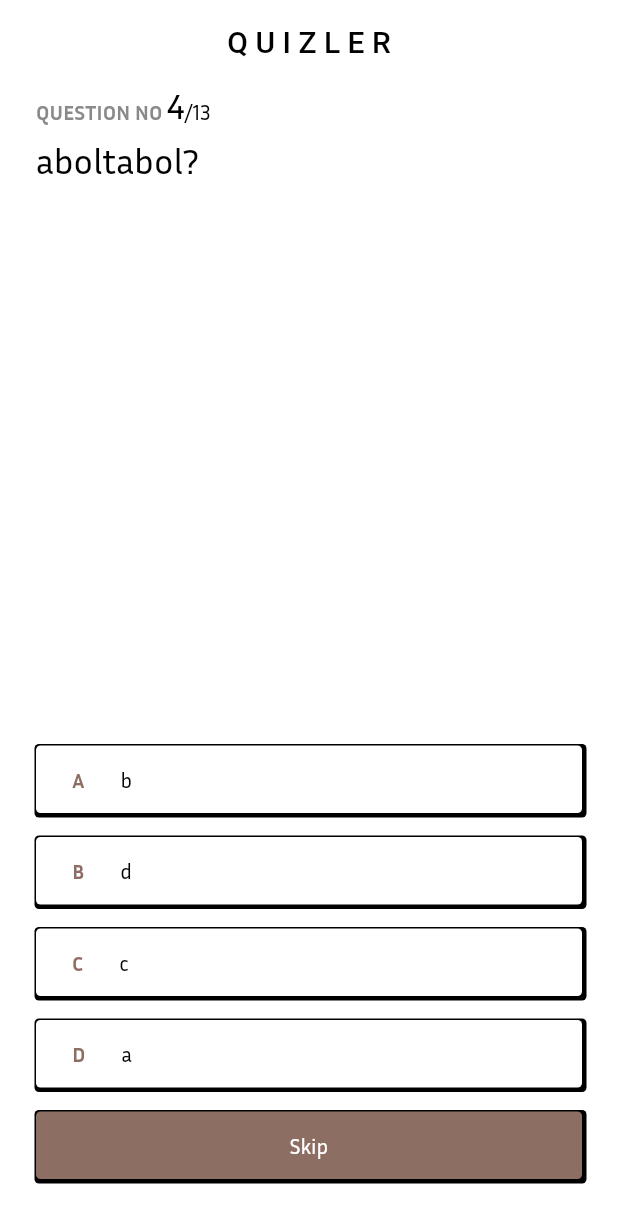
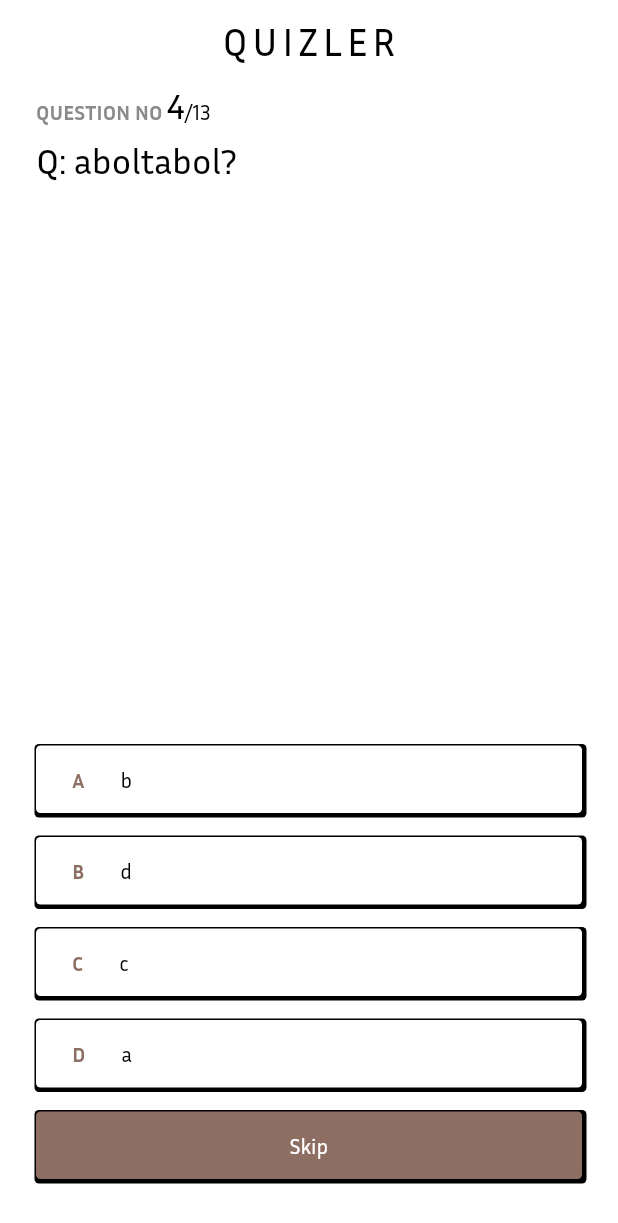
Before and after one commit to zarif25/Quizler, a Flutter app: the screen it shows after launch, on a phone screen of 412 x 824 dp. Shown: the top 1223 px of the screen. Run offline on Flutter 3.47's test engine with Material 2 defaults, Android fonts, the phone set to English and light mode, and no system bars.

Commit message:
appbar style

```diff
--- a/lib/main.dart
+++ b/lib/main.dart
@@ -23,11 +23,18 @@ class MyApp extends StatelessWidget {
           backgroundColor: KColors.pureWhite,
           foregroundColor: KColors.pureBlack,
           elevation: 0,
+          titleTextStyle: TextStyle(
+            fontFamily: 'InriaSans',
+            color: KColors.pureBlack,
+            fontSize: 26,
+            letterSpacing: 3,
+          ),
         ),
         scaffoldBackgroundColor: KColors.pureWhite,
       ),
       home: QuestionScreen(
-        question: Question(questionText: "aboltabol?", options: ["a", "b", "c", "d"]),
+        question:
+            Question(questionText: "aboltabol?", options: ["a", "b", "c", "d"]),
       ),
     );
   }
--- a/lib/screens/question_screen.dart
+++ b/lib/screens/question_screen.dart
@@ -56,7 +56,7 @@ class _QuestionScreenState extends State<QuestionScreen> {
   Widget build(BuildContext context) {
     return Scaffold(
       appBar: AppBar(
-        title: const Text('Q U I Z L E R'),
+        title: const Text('QUIZLER'),
         centerTitle: true,
       ),
       body: Padding(
@@ -84,7 +84,7 @@ class _QuestionScreenState extends State<QuestionScreen> {
             ),
             const SizedBox(height: 8),
             Text(
-              widget.question.questionText,
+              'Q: ${widget.question.questionText}',
               style: const TextStyle(fontSize: 24),
             ),
             Expanded(
```
